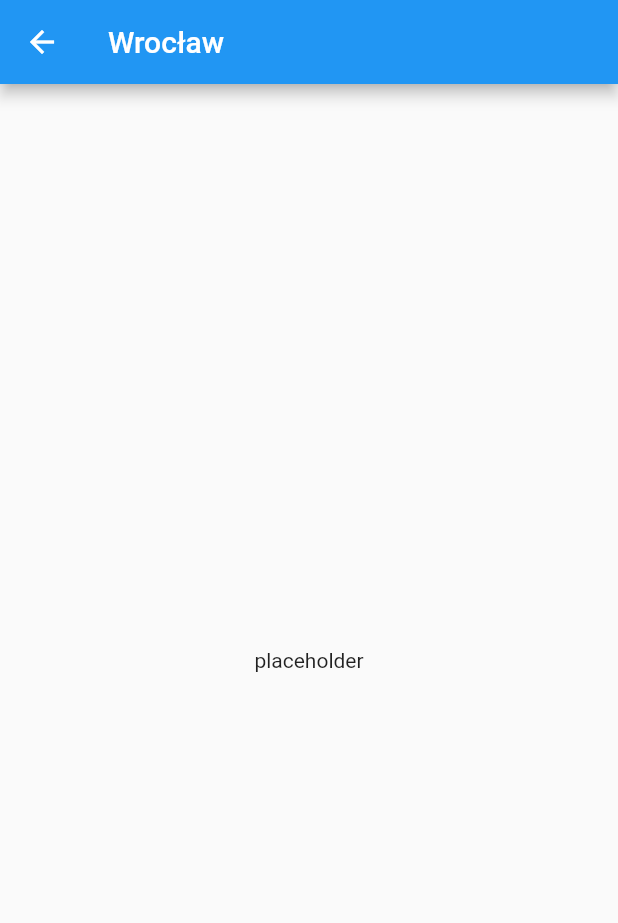
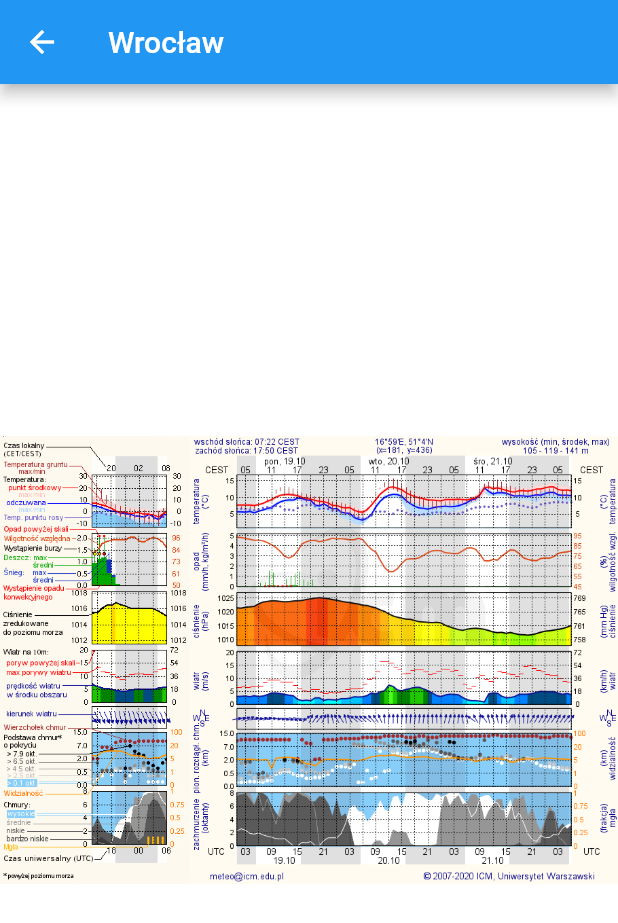
Before and after one commit to bgasztych/meteo_weather, a Flutter app: the MeteogramScreen screen opened directly with sample values from the repository, on a phone screen of 412 x 824 dp. Shown: the top 923 px of the screen. Run offline on Flutter 3.47's test engine with Material 2 defaults, Android fonts, the phone set to English and light mode, and no system bars; drawn by our look-alikes of photo_view; our stand-ins replace logger.

Commit message:
meteogram screen with legend

```diff
--- a/lib/meteogram_screen.dart
+++ b/lib/meteogram_screen.dart
@@ -1,8 +1,12 @@
 import 'package:flutter/material.dart';
 import 'package:meteo_weather/favourites_city_model.dart';
+import 'package:photo_view/photo_view.dart';
 
 class MeteogramScreen extends StatelessWidget {
   final City city;
+
+  static const double LEGEND_PERCENT_WIDTH = 0.307692307692;
+  static const double METEOGRAM_PERCENT_WIDTH = 0.692307692308;
 
   MeteogramScreen({Key key, @required this.city}) : super(key: key);
 
@@ -10,7 +14,25 @@ class MeteogramScreen extends StatelessWidget {
   Widget build(BuildContext context) {
     return Scaffold(
       appBar: AppBar(title: Text(city.city)),
-      body: Center(child: Text("placeholder")),
+      // body: PhotoView(
+      //   imageProvider: ,
+      // ),
+      body: PhotoView.customChild(
+        backgroundDecoration: BoxDecoration(color: Colors.white),
+        child: Row(
+          children: [
+            Image(
+              image: AssetImage('lib/resources/images/legend.png'),
+              width: MediaQuery.of(context).size.width * LEGEND_PERCENT_WIDTH,
+            ),
+            Image(
+              image: AssetImage('lib/resources/images/meteogram.png'),
+              width:
+                  MediaQuery.of(context).size.width * METEOGRAM_PERCENT_WIDTH,
+            ),
+          ],
+        ),
+      ),
     );
   }
 }
--- a/pubspec.yaml
+++ b/pubspec.yaml
@@ -27,6 +27,7 @@ dependencies:
   logger: 0.9.4
   sqflite: 1.3.1
   path: 1.8.0-nullsafety.1
+  photo_view: 0.10.2
 
 
   # The following adds the Cupertino Icons font to your application.
@@ -52,6 +53,8 @@ flutter:
   # assets:
   #   - images/a_dot_burr.jpeg
   #   - images/a_dot_ham.jpeg
+  assets:
+    - lib/resources/images/
 
   # An image asset can refer to one or more resolution-specific "variants", see
   # https://flutter.dev/assets-and-images/#resolution-aware.
```
Also changed, not shown: lib/resources/images/legend.png (added), lib/resources/images/meteogram.png (added).
